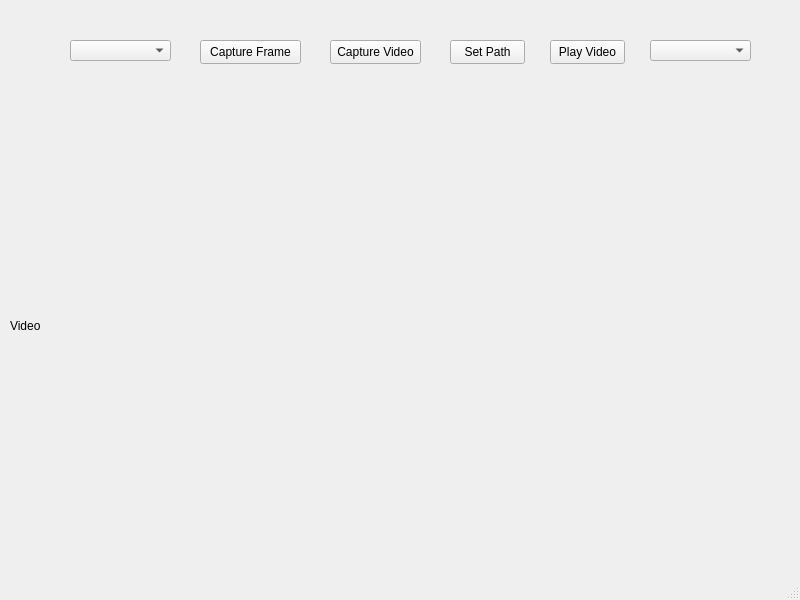
This is mainwindow.ui in Nachos-mic/Aplikacja_Strumienie_Wideo as Qt 5 draws it before an edit. The edited form follows.
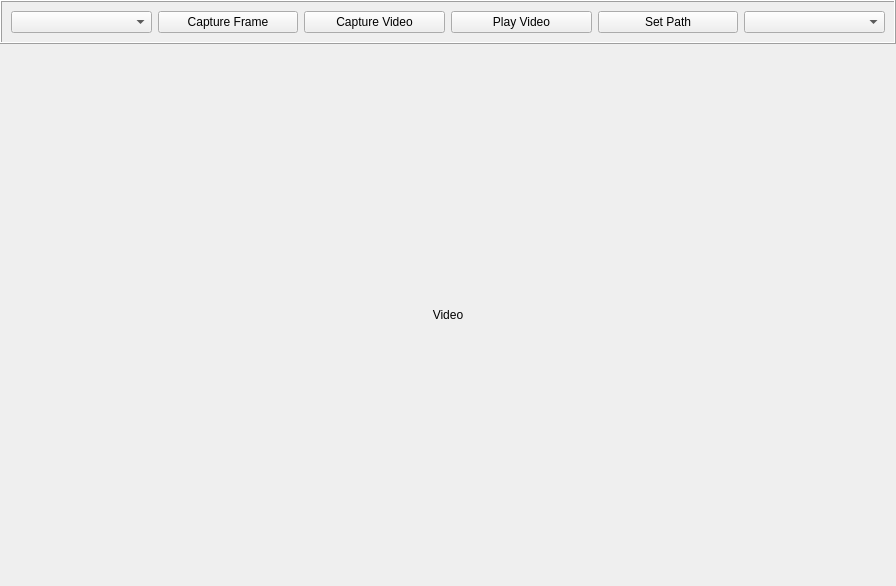
This is the edited form.

Commit message: Poprawki GUI , urządzono toolbar

```diff
--- a/mainwindow.ui
+++ b/mainwindow.ui
@@ -6,101 +6,103 @@
    <rect>
     <x>0</x>
     <y>0</y>
-    <width>800</width>
-    <height>600</height>
+    <width>896</width>
+    <height>586</height>
    </rect>
   </property>
   <property name="windowTitle">
    <string>MainWindow</string>
   </property>
   <widget class="QWidget" name="centralwidget">
-   <widget class="QPushButton" name="captureFrameBUtton">
-    <property name="geometry">
-     <rect>
-      <x>200</x>
-      <y>40</y>
-      <width>101</width>
-      <height>24</height>
-     </rect>
+   <layout class="QVBoxLayout" name="verticalLayout">
+    <property name="spacing">
+     <number>0</number>
     </property>
+    <property name="leftMargin">
+     <number>0</number>
+    </property>
+    <property name="topMargin">
+     <number>0</number>
+    </property>
+    <property name="rightMargin">
+     <number>0</number>
+    </property>
+    <property name="bottomMargin">
+     <number>0</number>
+    </property>
+    <item>
+     <widget class="QFrame" name="controlBar">
+      <property name="frameShape">
+       <enum>QFrame::Box</enum>
+      </property>
+      <property name="frameShadow">
+       <enum>QFrame::Raised</enum>
+      </property>
+      <property name="sizePolicy">
+       <sizepolicy hsizetype="Preferred" vsizetype="Fixed">
+        <horstretch>0</horstretch>
+        <verstretch>0</verstretch>
+       </sizepolicy>
+      </property>
+      <layout class="QHBoxLayout" name="horizontalLayout">
+       <item>
+        <widget class="QComboBox" name="cameraComboBox"/>
+       </item>
+       <item>
+        <widget class="QPushButton" name="captureFrameButton">
     <property name="text">
      <string>Capture Frame</string>
     </property>
    </widget>
-   <widget class="QComboBox" name="cameraComboBox">
-    <property name="geometry">
-     <rect>
-      <x>70</x>
-      <y>40</y>
-      <width>101</width>
-      <height>21</height>
-     </rect>
-    </property>
-   </widget>
+       </item>
+       <item>
    <widget class="QPushButton" name="captureVideoButton">
-    <property name="geometry">
-     <rect>
-      <x>330</x>
-      <y>40</y>
-      <width>91</width>
-      <height>24</height>
-     </rect>
-    </property>
     <property name="text">
      <string>Capture Video</string>
     </property>
    </widget>
+       </item>
+       <item>
+        <widget class="QPushButton" name="playVideoButton">
+         <property name="text">
+          <string>Play Video</string>
+         </property>
+        </widget>
+       </item>
+       <item>
    <widget class="QPushButton" name="setPathButton">
-    <property name="geometry">
-     <rect>
-      <x>450</x>
-      <y>40</y>
-      <width>75</width>
-      <height>24</height>
-     </rect>
-    </property>
     <property name="text">
      <string>Set Path</string>
     </property>
    </widget>
+       </item>
+       <item>
+        <widget class="QComboBox" name="filterComboBox"/>
+       </item>
+      </layout>
+     </widget>
+    </item>
+    <item>
    <widget class="QLabel" name="label">
-    <property name="geometry">
-     <rect>
-      <x>10</x>
-      <y>80</y>
-      <width>781</width>
-      <height>491</height>
-     </rect>
+      <property name="enabled">
+       <bool>true</bool>
+      </property>
+      <property name="sizePolicy">
+       <sizepolicy hsizetype="Expanding" vsizetype="Expanding">
+        <horstretch>0</horstretch>
+        <verstretch>0</verstretch>
+       </sizepolicy>
     </property>
     <property name="text">
      <string>Video</string>
     </property>
-   </widget>
-   <widget class="QPushButton" name="playVideoButton">
-    <property name="geometry">
-     <rect>
-      <x>550</x>
-      <y>40</y>
-      <width>75</width>
-      <height>24</height>
-     </rect>
-    </property>
-    <property name="text">
-     <string>Play Video</string>
-    </property>
-   </widget>
-   <widget class="QComboBox" name="filterComboBox">
-    <property name="geometry">
-     <rect>
-      <x>650</x>
-      <y>40</y>
-      <width>101</width>
-      <height>21</height>
-     </rect>
-    </property>
-   </widget>
-  </widget>
-  <widget class="QStatusBar" name="statusbar"/>
+      <property name="alignment">
+       <set>Qt::AlignCenter</set>
+      </property>
+     </widget>
+    </item>
+   </layout>
+  </widget>
  </widget>
  <resources/>
  <connections/>
```
Lines whose indentation alone changed are shown as unchanged. The commit also changes 3 other files.
